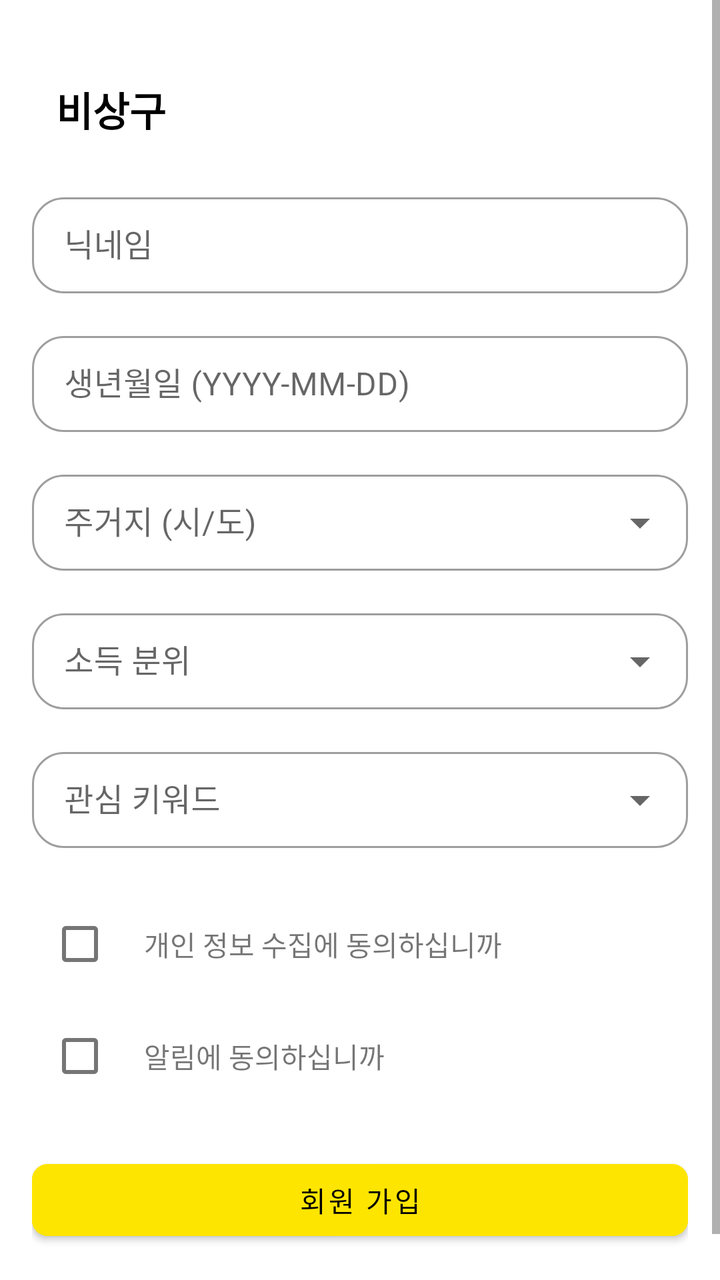
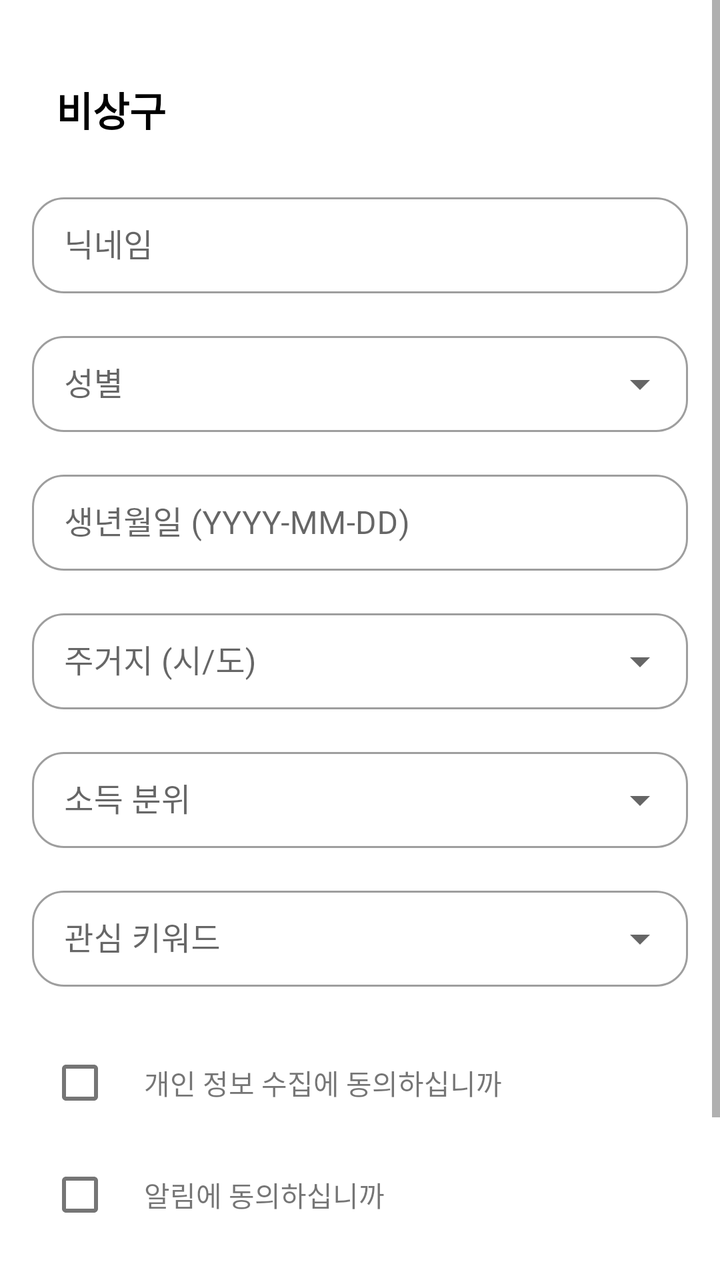

Two renders of the same Android screen: before a commit and after it. Below are the layout's source before the change and the commit's diff.
<!-- AndroidManifest.xml: application theme Theme.ExitSW -->
<!-- res/layout/activity_signup.xml -->
<?xml version="1.0" encoding="utf-8"?>
<ScrollView
    xmlns:android="http://schemas.android.com/apk/res/android"
    xmlns:app="http://schemas.android.com/apk/res-auto"
    xmlns:tools="http://schemas.android.com/tools"
    android:layout_width="match_parent"
    android:layout_height="match_parent"
    android:background="#FFFFFF"
    tools:theme="@style/Theme.MaterialComponents.DayNight">

    <LinearLayout
        android:layout_width="match_parent"
        android:layout_height="wrap_content"
        android:orientation="vertical"
        android:gravity="center_horizontal"
        android:padding="16dp">

        
        <TextView
            android:id="@+id/tvTitle"
            android:layout_width="match_parent"
            android:layout_height="wrap_content"
            android:text="비상구"
            android:textSize="20sp"
            android:textStyle="bold"
            android:textColor="#000000"
            android:gravity="start"
            android:layout_marginTop="24dp"
            android:layout_marginStart="8dp"/>

        
        <com.google.android.material.textfield.TextInputLayout
            style="@style/Widget.MaterialComponents.TextInputLayout.OutlinedBox"
            android:layout_width="match_parent"
            android:layout_height="wrap_content"
            android:layout_marginTop="24dp"
            android:maxWidth="360dp"
            app:boxCornerRadiusTopStart="16dp"
            app:boxCornerRadiusTopEnd="16dp"
            app:boxCornerRadiusBottomStart="16dp"
            app:boxCornerRadiusBottomEnd="16dp"
            android:elevation="2dp">

            <com.google.android.material.textfield.TextInputEditText
                android:id="@+id/etNickname"
                android:layout_width="match_parent"
                android:layout_height="wrap_content"
                android:hint="닉네임"
                android:inputType="textPersonName"
                android:minHeight="48dp"
                android:paddingTop="12dp"
                android:paddingBottom="12dp"/>
        </com.google.android.material.textfield.TextInputLayout>

        
        <com.google.android.material.textfield.TextInputLayout
            style="@style/Widget.MaterialComponents.TextInputLayout.OutlinedBox"
            android:layout_width="match_parent"
            android:layout_height="wrap_content"
            android:layout_marginTop="16dp"
            android:maxWidth="360dp"
            app:boxCornerRadiusTopStart="16dp"
            app:boxCornerRadiusTopEnd="16dp"
            app:boxCornerRadiusBottomStart="16dp"
            app:boxCornerRadiusBottomEnd="16dp"
            android:elevation="2dp">

            <com.google.android.material.textfield.TextInputEditText
                android:id="@+id/etBirth"
                android:layout_width="match_parent"
                android:layout_height="wrap_content"
                android:hint="생년월일 (YYYY-MM-DD)"
                android:focusable="false"
                android:clickable="true"
                android:inputType="none"
                android:minHeight="48dp"
                android:paddingTop="12dp"
                android:paddingBottom="12dp"/>
        </com.google.android.material.textfield.TextInputLayout>

        
        <com.google.android.material.textfield.TextInputLayout
            style="@style/Widget.MaterialComponents.TextInputLayout.OutlinedBox.ExposedDropdownMenu"
            android:layout_width="match_parent"
            android:layout_height="wrap_content"
            android:layout_marginTop="16dp"
            android:maxWidth="360dp"
            android:hint="주거지 (시/도)"
            app:boxCornerRadiusTopStart="16dp"
            app:boxCornerRadiusTopEnd="16dp"
            app:boxCornerRadiusBottomStart="16dp"
            app:boxCornerRadiusBottomEnd="16dp"
            android:elevation="2dp"
            app:endIconMode="dropdown_menu">

            <com.google.android.material.textfield.MaterialAutoCompleteTextView
                android:id="@+id/actvRegion"
                android:layout_width="match_parent"
                android:layout_height="wrap_content"
                android:inputType="none"
                android:entries="@array/kor_regions"
                android:minHeight="48dp"
                android:paddingTop="12dp"
                android:paddingBottom="12dp"
                tools:ignore="SpeakableTextPresent"/>
        </com.google.android.material.textfield.TextInputLayout>

        
        <com.google.android.material.textfield.TextInputLayout
            style="@style/Widget.MaterialComponents.TextInputLayout.OutlinedBox.ExposedDropdownMenu"
            android:layout_width="match_parent"
            android:layout_height="wrap_content"
            android:layout_marginTop="16dp"
            android:maxWidth="360dp"
            android:hint="소득 분위"
            app:boxCornerRadiusTopStart="16dp"
            app:boxCornerRadiusTopEnd="16dp"
            app:boxCornerRadiusBottomStart="16dp"
            app:boxCornerRadiusBottomEnd="16dp"
            android:elevation="2dp"
            app:endIconMode="dropdown_menu">

            <com.google.android.material.textfield.MaterialAutoCompleteTextView
                android:id="@+id/actvIncome"
                android:layout_width="match_parent"
                android:layout_height="wrap_content"
                android:inputType="none"
                android:entries="@array/income_brackets"
                android:minHeight="48dp"
                android:paddingTop="12dp"
                android:paddingBottom="12dp"
                tools:ignore="SpeakableTextPresent"/>
        </com.google.android.material.textfield.TextInputLayout>

        
        <com.google.android.material.textfield.TextInputLayout
            style="@style/Widget.MaterialComponents.TextInputLayout.OutlinedBox.ExposedDropdownMenu"
            android:layout_width="match_parent"
            android:layout_height="wrap_content"
            android:layout_marginTop="16dp"
            android:maxWidth="360dp"
            android:hint="관심 키워드"
            app:boxCornerRadiusTopStart="16dp"
            app:boxCornerRadiusTopEnd="16dp"
            app:boxCornerRadiusBottomStart="16dp"
            app:boxCornerRadiusBottomEnd="16dp"
            android:elevation="2dp"
            app:endIconMode="dropdown_menu">

            <com.google.android.material.textfield.MaterialAutoCompleteTextView
                android:id="@+id/actvKeyword"
                android:layout_width="match_parent"
                android:layout_height="wrap_content"
                android:inputType="none"
                android:entries="@array/interest_keywords"
                android:minHeight="48dp"
                android:paddingTop="12dp"
                android:paddingBottom="12dp"
                tools:ignore="SpeakableTextPresent"/>
        </com.google.android.material.textfield.TextInputLayout>

        
        <LinearLayout
            android:layout_width="match_parent"
            android:layout_height="wrap_content"
            android:layout_marginTop="24dp"
            android:orientation="horizontal"
            android:gravity="center_vertical"
            android:maxWidth="360dp"
            android:minHeight="48dp">

            <CheckBox
                android:id="@+id/cbAgreeInfo"
                android:layout_width="wrap_content"
                android:layout_height="wrap_content"
                android:minWidth="48dp"
                android:minHeight="48dp"/>

            <TextView
                android:id="@+id/tvAgreeInfo"
                android:layout_width="wrap_content"
                android:layout_height="wrap_content"
                android:text="개인 정보 수집에 동의하십니까"
                android:layout_marginStart="8dp"
                android:textSize="14sp"/>
        </LinearLayout>

        <LinearLayout
            android:layout_width="match_parent"
            android:layout_height="wrap_content"
            android:layout_marginTop="8dp"
            android:orientation="horizontal"
            android:gravity="center_vertical"
            android:maxWidth="360dp"
            android:minHeight="48dp">

            <CheckBox
                android:id="@+id/cbAgreeNotify"
                android:layout_width="wrap_content"
                android:layout_height="wrap_content"
                android:minWidth="48dp"
                android:minHeight="48dp"/>

            <TextView
                android:id="@+id/tvAgreeNotify"
                android:layout_width="wrap_content"
                android:layout_height="wrap_content"
                android:text="알림에 동의하십니까"
                android:layout_marginStart="8dp"
                android:textSize="14sp"/>
        </LinearLayout>

        
        <com.google.android.material.button.MaterialButton
            android:id="@+id/btnSignUp"
            android:layout_width="match_parent"
            android:layout_height="48dp"
            android:layout_marginTop="24dp"
            android:maxWidth="360dp"
            android:backgroundTint="#FEE500"
            android:text="회원 가입"
            android:textColor="#000000"
            app:cornerRadius="8dp"/>

        <View
            android:layout_width="match_parent"
            android:layout_height="24dp"/>

    </LinearLayout>
</ScrollView>
<!-- resources referenced by this layout -->
<resources>
  <string-array name="income_brackets">
          <item>1분위</item>
          <item>2분위</item>
          <item>3분위</item>
          <item>4분위</item>
          <item>5분위</item>
          <item>6분위</item>
          <item>7분위</item>
          <item>8분위</item>
          <item>9분위</item>
          <item>10분위</item>
          <item>차상위</item>
      </string-array>
  <string-array name="interest_keywords">
          <item>주거</item>
          <item>일자리</item>
          <item>교육</item>
          <item>창업</item>
          <item>금융</item>
          <item>복지</item>
          <item>교통</item>
          <item>문화·체육</item>
          <item>의료·건강</item>
          <item>가족·돌봄</item>
      </string-array>
  <string-array name="kor_regions">
          <item>서울특별시</item>
          <item>부산광역시</item>
          <item>대구광역시</item>
          <item>인천광역시</item>
          <item>광주광역시</item>
          <item>대전광역시</item>
          <item>울산광역시</item>
          <item>세종특별자치시</item>
          <item>경기도</item>
          <item>강원특별자치도</item>
          <item>충청북도</item>
          <item>충청남도</item>
          <item>전북특별자치도</item>
          <item>전라남도</item>
          <item>경상북도</item>
          <item>경상남도</item>
          <item>제주특별자치도</item>
      </string-array>
  <style name="Theme.ExitSW" parent="Base.Theme.ExitSW" />
  <style name="Base.Theme.ExitSW" parent="Theme.MaterialComponents.DayNight.DarkActionBar" />
</resources>

<!-- the commit's change to res/layout/activity_signup.xml (unified diff, before → after) -->
@@ -54,6 +54,33 @@
 
         
         <com.google.android.material.textfield.TextInputLayout
+            style="@style/Widget.MaterialComponents.TextInputLayout.OutlinedBox.ExposedDropdownMenu"
+            android:layout_width="match_parent"
+            android:layout_height="wrap_content"
+            android:layout_marginTop="16dp"
+            android:maxWidth="360dp"
+            android:hint="성별"
+            app:boxCornerRadiusTopStart="16dp"
+            app:boxCornerRadiusTopEnd="16dp"
+            app:boxCornerRadiusBottomStart="16dp"
+            app:boxCornerRadiusBottomEnd="16dp"
+            android:elevation="2dp"
+            app:endIconMode="dropdown_menu">
+
+            <com.google.android.material.textfield.MaterialAutoCompleteTextView
+                android:id="@+id/actvGender"
+                android:layout_width="match_parent"
+                android:layout_height="wrap_content"
+                android:inputType="none"
+                android:entries="@array/gender_options"
+                android:minHeight="48dp"
+                android:paddingTop="12dp"
+                android:paddingBottom="12dp"
+                tools:ignore="SpeakableTextPresent"/>
+        </com.google.android.material.textfield.TextInputLayout>
+
+        
+        <com.google.android.material.textfield.TextInputLayout
             style="@style/Widget.MaterialComponents.TextInputLayout.OutlinedBox"
             android:layout_width="match_parent"
             android:layout_height="wrap_content"
<!-- resource entries referenced after the edit -->
@@ -1,5 +1,9 @@
 <!-- resources referenced by this layout -->
 <resources>
+  <string-array name="gender_options">
+          <item>남자</item>
+          <item>여자</item>
+      </string-array>
   <string-array name="income_brackets">
           <item>1분위</item>
           <item>2분위</item>
@@ -26,23 +30,16 @@
           <item>가족·돌봄</item>
       </string-array>
   <string-array name="kor_regions">
-          <item>서울특별시</item>
-          <item>부산광역시</item>
-          <item>대구광역시</item>
-          <item>인천광역시</item>
-          <item>광주광역시</item>
-          <item>대전광역시</item>
-          <item>울산광역시</item>
-          <item>세종특별자치시</item>
+          <item>서울시</item>
           <item>경기도</item>
-          <item>강원특별자치도</item>
+          <item>강원도</item>
           <item>충청북도</item>
           <item>충청남도</item>
-          <item>전북특별자치도</item>
+          <item>전라북도</item>
           <item>전라남도</item>
           <item>경상북도</item>
           <item>경상남도</item>
-          <item>제주특별자치도</item>
+          <item>제주도</item>
       </string-array>
   <style name="Theme.ExitSW" parent="Base.Theme.ExitSW" />
   <style name="Base.Theme.ExitSW" parent="Theme.MaterialComponents.DayNight.DarkActionBar" />
